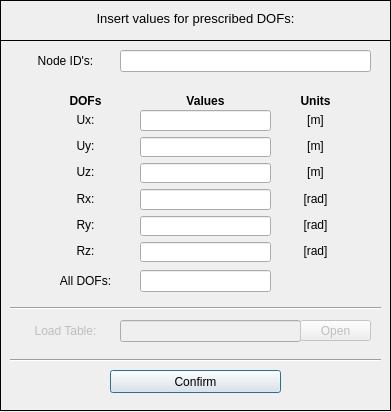
Qt form pulse/uix/user_input/ui/dofInput.ui (open-pulse/OpenPulse) before a commit.
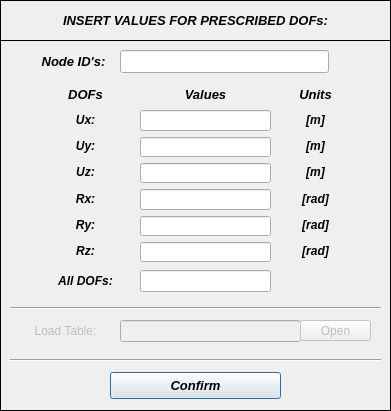
The same form after that commit. Icons and pictures are not drawn.

What changed in the file:
```diff
--- a/pulse/uix/user_input/ui/dofInput.ui
+++ b/pulse/uix/user_input/ui/dofInput.ui
@@ -10,7 +10,7 @@
     <x>0</x>
     <y>0</y>
     <width>391</width>
-    <height>412</height>
+    <height>411</height>
    </rect>
   </property>
   <property name="sizePolicy">
@@ -19,6 +19,18 @@
     <verstretch>0</verstretch>
    </sizepolicy>
   </property>
+  <property name="minimumSize">
+   <size>
+    <width>391</width>
+    <height>411</height>
+   </size>
+  </property>
+  <property name="maximumSize">
+   <size>
+    <width>391</width>
+    <height>411</height>
+   </size>
+  </property>
   <property name="contextMenuPolicy">
    <enum>Qt::DefaultContextMenu</enum>
   </property>
@@ -68,19 +80,22 @@
      <property name="geometry">
       <rect>
        <x>10</x>
-       <y>10</y>
+       <y>12</y>
        <width>371</width>
        <height>16</height>
       </rect>
      </property>
      <property name="font">
       <font>
+       <family>Arial</family>
        <pointsize>10</pointsize>
-       <italic>false</italic>
+       <weight>75</weight>
+       <italic>true</italic>
+       <bold>true</bold>
       </font>
      </property>
      <property name="text">
-      <string>Insert values for prescribed DOFs:</string>
+      <string>INSERT VALUES FOR PRESCRIBED DOFs:</string>
      </property>
      <property name="textFormat">
       <enum>Qt::AutoText</enum>
@@ -108,15 +123,24 @@
     <widget class="QWidget" name="verticalLayoutWidget">
      <property name="geometry">
       <rect>
-       <x>20</x>
+       <x>34</x>
        <y>10</y>
-       <width>91</width>
-       <height>21</height>
+       <width>79</width>
+       <height>23</height>
       </rect>
      </property>
      <layout class="QVBoxLayout" name="verticalLayout">
       <item>
        <widget class="QLabel" name="label_2">
+        <property name="font">
+         <font>
+          <family>Arial</family>
+          <pointsize>10</pointsize>
+          <weight>75</weight>
+          <italic>true</italic>
+          <bold>true</bold>
+         </font>
+        </property>
         <property name="text">
          <string>Node ID's:</string>
         </property>
@@ -132,16 +156,28 @@
       <rect>
        <x>120</x>
        <y>10</y>
-       <width>251</width>
-       <height>22</height>
+       <width>209</width>
+       <height>24</height>
       </rect>
      </property>
      <layout class="QVBoxLayout" name="verticalLayout_2">
       <item>
        <widget class="QLineEdit" name="lineEdit_nodeID">
+        <property name="font">
+         <font>
+          <family>Arial</family>
+          <pointsize>10</pointsize>
+          <weight>75</weight>
+          <italic>true</italic>
+          <bold>true</bold>
+         </font>
+        </property>
         <property name="focusPolicy">
          <enum>Qt::ClickFocus</enum>
         </property>
+        <property name="alignment">
+         <set>Qt::AlignCenter</set>
+        </property>
        </widget>
       </item>
      </layout>
@@ -150,7 +186,7 @@
      <property name="geometry">
       <rect>
        <x>40</x>
-       <y>50</y>
+       <y>44</y>
        <width>91</width>
        <height>21</height>
       </rect>
@@ -160,7 +196,10 @@
        <widget class="QLabel" name="label_3">
         <property name="font">
          <font>
+          <family>Arial</family>
+          <pointsize>10</pointsize>
           <weight>75</weight>
+          <italic>true</italic>
           <bold>true</bold>
          </font>
         </property>
@@ -178,7 +217,7 @@
      <property name="geometry">
       <rect>
        <x>140</x>
-       <y>50</y>
+       <y>44</y>
        <width>131</width>
        <height>21</height>
       </rect>
@@ -188,7 +227,10 @@
        <widget class="QLabel" name="label_4">
         <property name="font">
          <font>
+          <family>Arial</family>
+          <pointsize>10</pointsize>
           <weight>75</weight>
+          <italic>true</italic>
           <bold>true</bold>
          </font>
         </property>
@@ -206,7 +248,7 @@
      <property name="geometry">
       <rect>
        <x>280</x>
-       <y>50</y>
+       <y>44</y>
        <width>71</width>
        <height>21</height>
       </rect>
@@ -216,7 +258,10 @@
        <widget class="QLabel" name="label_5">
         <property name="font">
          <font>
+          <family>Arial</family>
+          <pointsize>10</pointsize>
           <weight>75</weight>
+          <italic>true</italic>
           <bold>true</bold>
          </font>
         </property>
@@ -242,6 +287,14 @@
      <layout class="QVBoxLayout" name="verticalLayout_6">
       <item>
        <widget class="QLabel" name="label_6">
+        <property name="font">
+         <font>
+          <family>Arial</family>
+          <weight>75</weight>
+          <italic>true</italic>
+          <bold>true</bold>
+         </font>
+        </property>
         <property name="text">
          <string>Ux:</string>
         </property>
@@ -252,6 +305,14 @@
       </item>
       <item>
        <widget class="QLabel" name="label_7">
+        <property name="font">
+         <font>
+          <family>Arial</family>
+          <weight>75</weight>
+          <italic>true</italic>
+          <bold>true</bold>
+         </font>
+        </property>
         <property name="text">
          <string>Uy:</string>
         </property>
@@ -262,6 +323,14 @@
       </item>
       <item>
        <widget class="QLabel" name="label_8">
+        <property name="font">
+         <font>
+          <family>Arial</family>
+          <weight>75</weight>
+          <italic>true</italic>
+          <bold>true</bold>
+         </font>
+        </property>
         <property name="text">
          <string>Uz:</string>
         </property>
@@ -272,6 +341,14 @@
       </item>
       <item>
        <widget class="QLabel" name="label_10">
+        <property name="font">
+         <font>
+          <family>Arial</family>
+          <weight>75</weight>
+          <italic>true</italic>
+          <bold>true</bold>
+         </font>
+        </property>
         <property name="text">
          <string>Rx:</string>
         </property>
@@ -282,6 +359,14 @@
       </item>
       <item>
        <widget class="QLabel" name="label_11">
+        <property name="font">
+         <font>
+          <family>Arial</family>
+          <weight>75</weight>
+          <italic>true</italic>
+          <bold>true</bold>
+         </font>
+        </property>
         <property name="text">
          <string>Ry:</string>
         </property>
@@ -292,6 +377,14 @@
       </item>
       <item>
        <widget class="QLabel" name="label_9">
+        <property name="font">
+         <font>
+          <family>Arial</family>
+          <weight>75</weight>
+          <italic>true</italic>
+          <bold>true</bold>
+         </font>
+        </property>
         <property name="text">
          <string>Rz:</string>
         </property>
@@ -344,6 +437,14 @@
      <layout class="QVBoxLayout" name="verticalLayout_8">
       <item>
        <widget class="QLabel" name="label_13">
+        <property name="font">
+         <font>
+          <family>Arial</family>
+          <weight>75</weight>
+          <italic>true</italic>
+          <bold>true</bold>
+         </font>
+        </property>
         <property name="text">
          <string>[m]</string>
         </property>
@@ -354,6 +455,14 @@
       </item>
       <item>
        <widget class="QLabel" name="label_14">
+        <property name="font">
+         <font>
+          <family>Arial</family>
+          <weight>75</weight>
+          <italic>true</italic>
+          <bold>true</bold>
+         </font>
+        </property>
         <property name="text">
          <string>[m]</string>
         </property>
@@ -364,6 +473,14 @@
       </item>
       <item>
        <widget class="QLabel" name="label_15">
+        <property name="font">
+         <font>
+          <family>Arial</family>
+          <weight>75</weight>
+          <italic>true</italic>
+          <bold>true</bold>
+         </font>
+        </property>
         <property name="text">
          <string>[m]</string>
         </property>
@@ -374,6 +491,14 @@
       </item>
       <item>
        <widget class="QLabel" name="label_16">
+        <property name="font">
+         <font>
+          <family>Arial</family>
+          <weight>75</weight>
+          <italic>true</italic>
+          <bold>true</bold>
+         </font>
+        </property>
         <property name="text">
          <string>[rad]</string>
         </property>
@@ -384,6 +509,14 @@
       </item>
       <item>
        <widget class="QLabel" name="label_17">
+        <property name="font">
+         <font>
+          <family>Arial</family>
+          <weight>75</weight>
+          <italic>true</italic>
+          <bold>true</bold>
+         </font>
+        </property>
         <property name="text">
          <string>[rad]</string>
         </property>
@@ -394,6 +527,14 @@
       </item>
       <item>
        <widget class="QLabel" name="label_12">
+        <property name="font">
+         <font>
+          <family>Arial</family>
+          <weight>75</weight>
+          <italic>true</italic>
+          <bold>true</bold>
+         </font>
+        </property>
         <property name="text">
          <string>[rad]</string>
         </property>
@@ -416,6 +557,14 @@
      <layout class="QVBoxLayout" name="verticalLayout_9">
       <item>
        <widget class="QLabel" name="label_18">
+        <property name="font">
+         <font>
+          <family>Arial</family>
+          <weight>75</weight>
+          <italic>true</italic>
+          <bold>true</bold>
+         </font>
+        </property>
         <property name="text">
          <string>All DOFs:</string>
         </property>
@@ -536,11 +685,20 @@
      <property name="geometry">
       <rect>
        <x>110</x>
-       <y>330</y>
+       <y>332</y>
        <width>171</width>
-       <height>23</height>
+       <height>27</height>
       </rect>
      </property>
+     <property name="font">
+      <font>
+       <family>Arial</family>
+       <pointsize>10</pointsize>
+       <weight>75</weight>
+       <italic>true</italic>
+       <bold>true</bold>
+      </font>
+     </property>
      <property name="text">
       <string>Confirm</string>
      </property>
```
Left out of the diff: 98 changed lines with no effect on the pictures.
